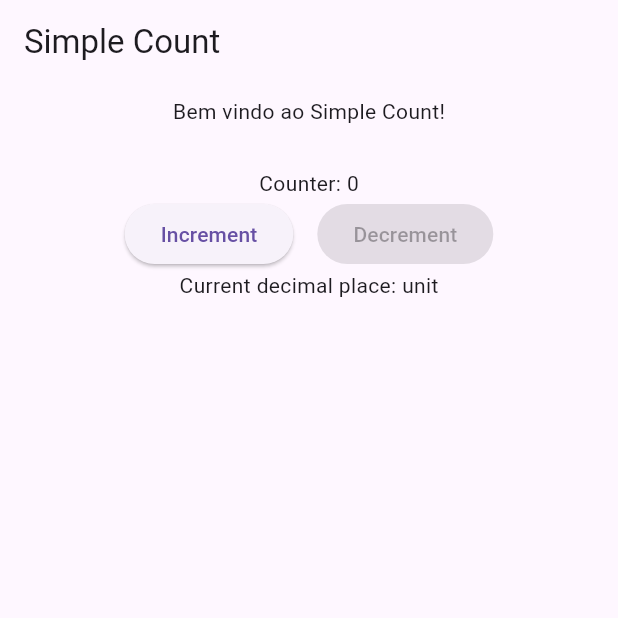
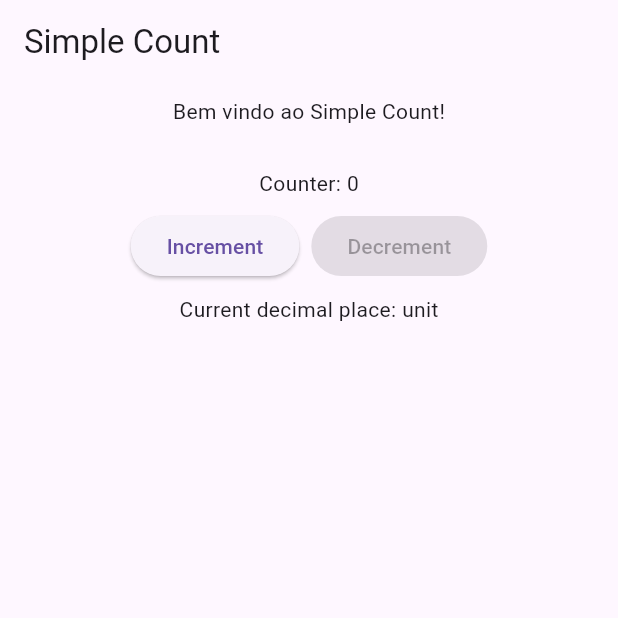
Before and after one commit to wesleyara/flutter-learning, a Flutter app: the screen it shows after launch, on a phone screen of 412 x 824 dp, the top half of it. Run offline on Flutter 3.47's test engine with Material 3 defaults, Android fonts, the light colour scheme and no system bars.

Commit message:
fix: change for wrap widget

```diff
--- a/008-flutter-widgets/lib/main.dart
+++ b/008-flutter-widgets/lib/main.dart
@@ -72,6 +72,7 @@ class _CounterWidgetState extends State<CounterWidget> {
         count: _counter,
         onPressed: (int val) => _handleChangeCounter(val),
         child: Column(
+          spacing: 8,
           children: [
             Text('Counter: $_counter'),
             RowButton(),
@@ -140,14 +141,15 @@ class RowButton extends StatelessWidget {
     // O método MyStateContext.of(context) é utilizado para obter o estado e o método do widget _CounterWidgetState.
     final stateContext = MyStateContext.of(context);
 
-    return Row(
-      mainAxisAlignment: MainAxisAlignment.center,
+    return Wrap(
+      direction: Axis.horizontal,
+      spacing: 8,
+      runSpacing: 8,
       children: [
         ElevatedButton(
           onPressed: () => stateContext?.onPressed(1),
           child: const Text('Increment'),
         ),
-        Padding(padding: const EdgeInsets.all(8.0)),
         ElevatedButton(
           onPressed: stateContext?.count == 0
               ? null
```
